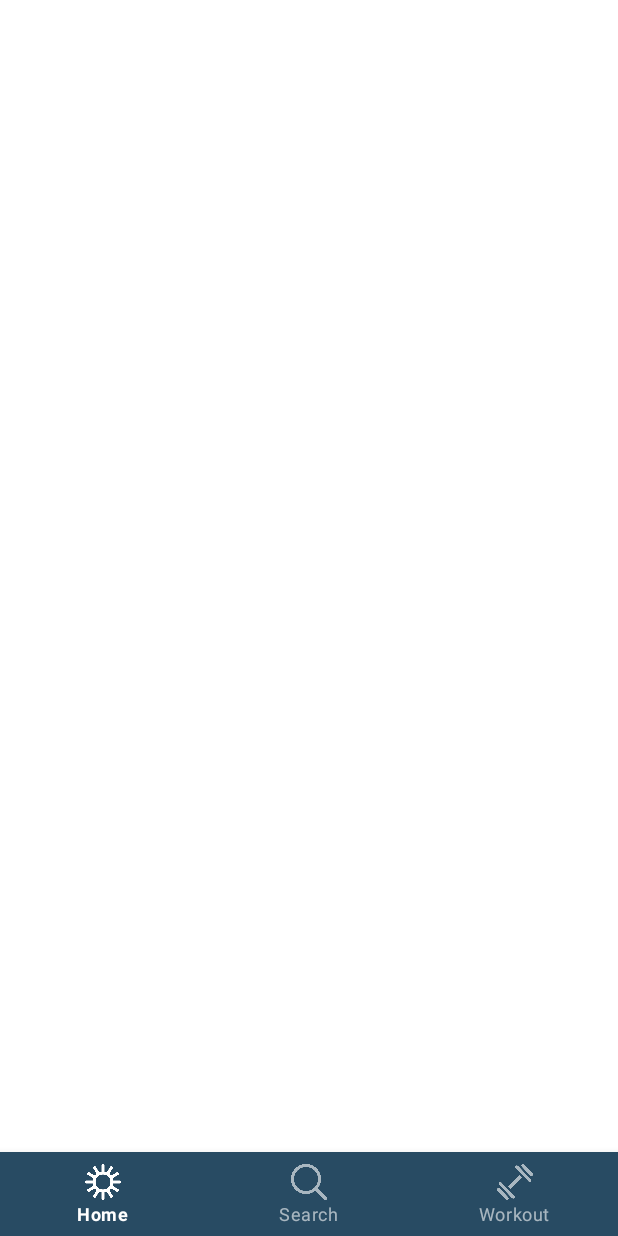
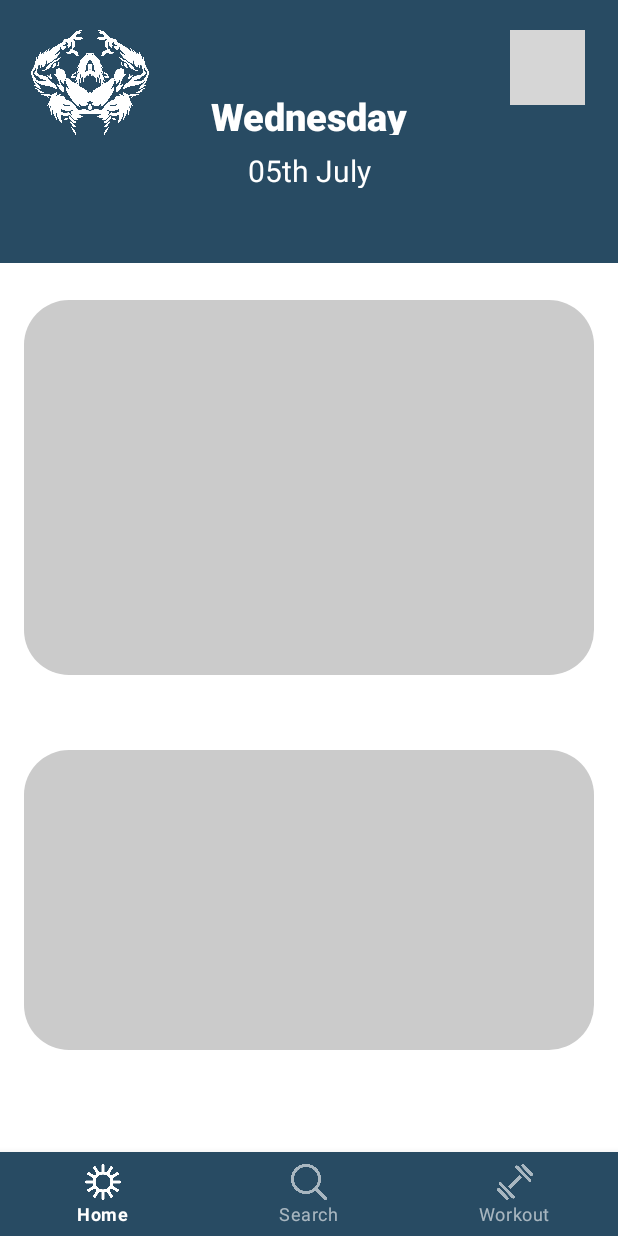
Before and after one commit to pedroberri/Hustle, an Android app: the screen it shows after launch once a user with an empty profile is signed in (HomeActivity), on a phone screen of 412 x 824 dp. Run offline under Robolectric (Android 15) with nearby library versions, the light colour scheme and no system bars; our stand-ins replace Firebase (no records; nobody signed in at launch, a user with empty details on screens opened directly); grey boxes are pictures that could not be loaded.

Commit message:
fragmentos criados

```diff
--- a/app/src/main/java/com/example/appstyle/HomeActivity.java
+++ b/app/src/main/java/com/example/appstyle/HomeActivity.java
@@ -8,6 +8,9 @@ import androidx.fragment.app.FragmentTransaction;
 import android.os.Bundle;
 
 import com.example.appstyle.databinding.ActivityHomeBinding;
+import com.example.appstyle.fragment.HomeFragment;
+import com.example.appstyle.fragment.SearchFragment;
+import com.example.appstyle.fragment.WorkoutFragment;
 
 public class HomeActivity extends AppCompatActivity {
 
@@ -19,28 +22,28 @@ public class HomeActivity extends AppCompatActivity {
         binding = ActivityHomeBinding.inflate(getLayoutInflater());
         setContentView(binding.getRoot());
         getSupportActionBar().hide();
+        replaceFragment(new HomeFragment());
 
         binding.navBar.setOnItemSelectedListener(item -> {
-
             switch (item.getItemId()){
-
                 case R.id.home:
+                    replaceFragment(new HomeFragment());
                     break;
                 case R.id.search:
+                    replaceFragment(new SearchFragment());
                     break;
                 case R.id.workout:
+                    replaceFragment(new WorkoutFragment());
                     break;
-
             }
-
             return true;
         });
     }
 
     private void replaceFragment(Fragment fragment) {
-
         FragmentManager fragmentManager = getSupportFragmentManager();
         FragmentTransaction fragmentTransaction = fragmentManager.beginTransaction();
-        fragmentTransaction.replace(R.id.home)
+        fragmentTransaction.replace(R.id.frameLayout,fragment);
+        fragmentTransaction.commit();
     }
 }
--- a/app/src/main/res/drawable/blue_circle_background.xml
+++ /dev/null
@@ -1,9 +0,0 @@
-<?xml version="1.0" encoding="utf-8"?>
-<shape xmlns:android="http://schemas.android.com/apk/res/android">
-    <solid android:color="#284B63" />
-    <size android:height="250dp" />
-    <corners
-        android:bottomRightRadius="650dp"
-        android:bottomLeftRadius="650dp"
-        />
-</shape>
--- a/app/src/main/res/drawable/nav_bar.xml
+++ /dev/null
@@ -1,6 +0,0 @@
-<?xml version="1.0" encoding="utf-8"?>
-<shape xmlns:android="http://schemas.android.com/apk/res/android">
-    <corners
-        android:topLeftRadius="15dp"
-        android:topRightRadius="15dp"/>
-</shape>
--- a/app/src/main/res/layout/activity_home.xml
+++ b/app/src/main/res/layout/activity_home.xml
@@ -6,7 +6,13 @@
     android:layout_height="match_parent"
     tools:context=".HomeActivity">
 
-
+    <FrameLayout
+        android:id="@+id/frameLayout"
+        android:layout_width="match_parent"
+        android:layout_height="match_parent"
+        app:layout_constraintBottom_toTopOf="@+id/navBar"
+        app:layout_constraintEnd_toEndOf="parent"
+        app:layout_constraintBottom_toBottomOf="parent"/>
 
     <com.google.android.material.bottomnavigation.BottomNavigationView
         android:id="@+id/navBar"
--- a/app/src/main/res/layout/fragment_home.xml
+++ b/app/src/main/res/layout/fragment_home.xml
@@ -5,10 +5,73 @@
     android:layout_height="match_parent"
     tools:context=".fragment.HomeFragment">
 
-    <!-- TODO: Update blank fragment layout -->
+    <View
+        android:id="@+id/header"
+        android:layout_width="match_parent"
+        android:layout_height="175dp"
+        android:background="@color/azulCirculo" />
+
+    <ImageView
+        android:id="@+id/logo"
+        android:layout_width="80dp"
+        android:layout_height="70dp"
+        android:layout_marginTop="20dp"
+        android:layout_marginLeft="20dp"
+        android:src="@drawable/logo" />
+
+    <ImageView
+        android:id="@+id/settings"
+        android:layout_width="50dp"
+        android:layout_height="50dp"
+        android:layout_marginTop="20dp"
+        android:layout_marginLeft="340dp"
+        android:src="@drawable/setting" />
+
     <TextView
-        android:layout_width="match_parent"
-        android:layout_height="match_parent"
-        android:text="@string/hello_blank_fragment" />
+        android:id="@+id/weekDay"
+        android:layout_width="200dp"
+        android:layout_height="30dp"
+        android:fontFamily="sans-serif-black"
+        android:text="Wednesday"
+        android:textAlignment="center"
+        android:textColor="@color/white"
+        android:textSize="25dp"
+        android:layout_gravity="center_horizontal"
+        android:layout_marginTop="60dp"/>
+
+    <TextView
+        android:id="@+id/date"
+        android:layout_width="200dp"
+        android:layout_height="25dp"
+        android:fontFamily="sans-serif"
+        android:text="05th July"
+        android:textAlignment="center"
+        android:textColor="@color/white"
+        android:textSize="20dp"
+        android:layout_gravity="center_horizontal"
+        android:layout_marginTop="100dp"/>
+
+    <View
+        android:id="@+id/frases"
+        android:layout_width="380dp"
+        android:layout_height="250dp"
+        android:layout_alignParentLeft="true"
+        android:layout_alignParentTop="true"
+        android:background="@drawable/card_home"
+        android:backgroundTint="@color/cinza_claro"
+        android:layout_gravity="center_horizontal"
+        android:layout_marginTop="200dp"/>
+
+    <View
+        android:id="@+id/treinoDoDia"
+        android:layout_width="380dp"
+        android:layout_height="200dp"
+        android:layout_alignParentLeft="true"
+        android:layout_alignParentTop="true"
+        android:layout_marginBottom="16dp"
+        android:background="@drawable/card_home"
+        android:backgroundTint="@color/cinza_claro"
+        android:layout_gravity="center_horizontal"
+        android:layout_marginTop="500dp"/>
 
 </FrameLayout>
--- a/app/src/main/res/layout/fragment_search.xml
+++ b/app/src/main/res/layout/fragment_search.xml
@@ -9,6 +9,6 @@
     <TextView
         android:layout_width="match_parent"
         android:layout_height="match_parent"
-        android:text="@string/hello_blank_fragment" />
+        android:text="search" />
 
 </FrameLayout>
```
